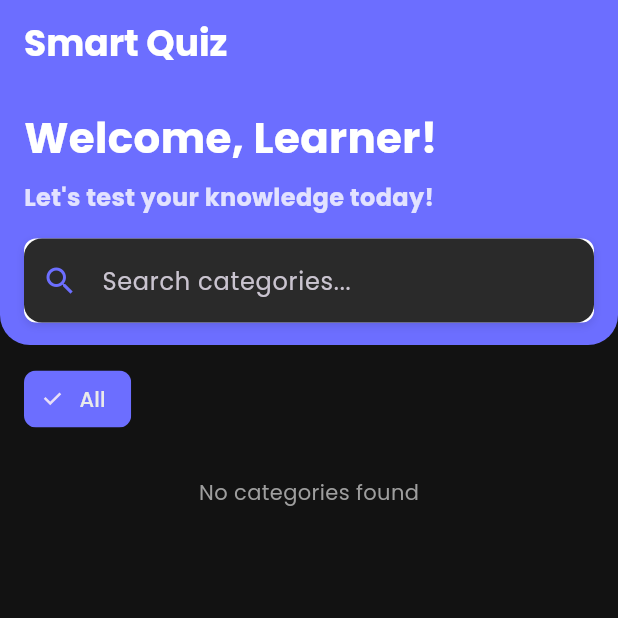
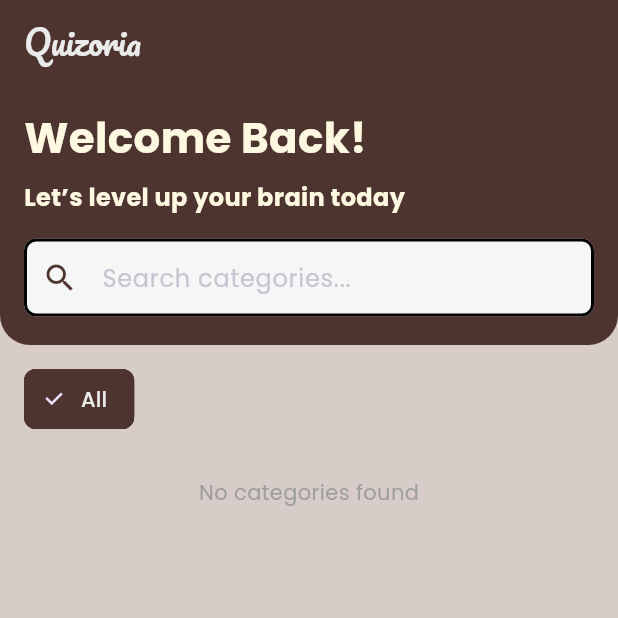
Before and after one commit to hadyaan/quizlatte-app, a Flutter app: the screen it shows after launch, on a phone screen of 412 x 824 dp, the top half of it. Run offline on Flutter 3.47's test engine with Material 3 defaults, Android fonts, the phone set to English and light mode, and no system bars; our stand-ins replace cloud_firestore, firebase_core, flutter_animate, google_fonts, percent_indicator; accounts and stored records are empty.

Commit message:
finishing, memperbaiki beberapa bug, dan menyesuaikan warna widget

```diff
--- a/lib/main.dart
+++ b/lib/main.dart
@@ -18,7 +18,7 @@ class MyApp extends StatelessWidget {
   Widget build(BuildContext context) {
     return MaterialApp(
       debugShowCheckedModeBanner: false,
-      title: "Smart Quiz",
+      title: "Quizoria",
       theme: AppTheme.theme,
       home: HomeScreen(),
     );
--- a/lib/theme/theme.dart
+++ b/lib/theme/theme.dart
@@ -2,23 +2,18 @@ import 'package:flutter/material.dart';
 import 'package:google_fonts/google_fonts.dart';
 
 class AppTheme {
-  static const Color primaryColor = Color(0xFF6C6EFF); // Tetap ungu
-  static const Color secondaryColor = Color(0xFF32CD32); // Tetap hijau
-
-  // 🌌 Warna dark mode
-  static const Color backgroundColor = Color(
-    0xFF121212,
-  ); // Latar belakang utama
-  static const Color cardColor = Color.fromARGB(
-    255,
-    37,
-    37,
-    37,
-  ); // Warna kartu // opsi warna lain : 0xFF1E1E1E
-  static const Color textPrimaryColor = Color(0xFFEAEAEA); // Teks utama terang
-  static const Color textSecondaryColor = Color(
-    0xFF9E9E9E,
-  ); // Teks sekunder abu-abu
+  static const Color primaryColor = Color(0xFF6C6EFF);
+  static const Color secondaryColor = Color(0xFF32CD32);
+  static const Color backgroundColor = Color(0xFF121212);
+  static const Color cardColor = Color.fromARGB(255, 37, 37, 37);
+  static const Color textPrimaryColor = Color(0xFFEAEAEA);
+  static const Color textSecondaryColor = Color(0xFF9E9E9E);
+  static const Color primaryHome = Color(0xFF4E342E);
+  static const Color secondaryHome = Color(0xFFFBBF24);
+  static const Color backgroundHome = Color(0xFFD7CCC8);
+  static const Color surfaceHome = Color(0xFFF6F6F6);
+  static const Color accentHome = Color(0xFF4ECDC4);
+  static const Color textHome = Color(0xFF2B2B2B);
 
   static ThemeData get theme {
     return ThemeData(
@@ -37,7 +32,7 @@ class AppTheme {
         iconTheme: IconThemeData(color: textPrimaryColor),
       ),
       cardTheme: CardThemeData(
-        color: cardColor,
+        color: surfaceHome,
         elevation: 2,
         shape: RoundedRectangleBorder(borderRadius: BorderRadius.circular(16)),
       ),
--- a/lib/view/user/home_screen.dart
+++ b/lib/view/user/home_screen.dart
@@ -2,8 +2,9 @@ import 'package:cloud_firestore/cloud_firestore.dart';
 import 'package:flutter/material.dart';
 import 'package:flutter_animate/flutter_animate.dart';
 import 'package:quiz/model/category.dart';
-import 'package:quiz/theme/theme.dart';
+import 'package:quiz/theme/theme.dart'; // Pastikan AppTheme.surfaceHome dan AppTheme.backgroundColor didefinisikan dengan baik di sini
 import 'package:quiz/view/user/category_screen.dart';
+import 'package:google_fonts/google_fonts.dart';
 
 class HomeScreen extends StatefulWidget {
   const HomeScreen({super.key});
@@ -19,12 +20,20 @@ class _HomeScreenState extends State<HomeScreen> {
 
   List<String> _categoryFilters = ['All'];
   String _selectedFilter = "All";
+  late FocusNode _searchFocusNode;
 
   @override
   void initState() {
     // TODO: implement initState
     super.initState();
     _fetchCategories();
+    _searchFocusNode = FocusNode();
+  }
+
+  @override
+  void dispose() {
+    _searchFocusNode.dispose();
+    super.dispose();
   }
 
   Future<void> _fetchCategories() async {
@@ -66,7 +75,8 @@ class _HomeScreenState extends State<HomeScreen> {
   @override
   Widget build(BuildContext context) {
     return Scaffold(
-      backgroundColor: AppTheme.backgroundColor,
+      backgroundColor:
+          AppTheme.backgroundHome, // Warna latar belakang scaffolding
       body: CustomScrollView(
         slivers: [
           SliverAppBar(
@@ -74,7 +84,7 @@ class _HomeScreenState extends State<HomeScreen> {
             pinned: true,
             floating: true,
             centerTitle: false,
-            backgroundColor: AppTheme.primaryColor,
+            backgroundColor: AppTheme.primaryHome, // Warna coklat gelap
             elevation: 0,
             shape: RoundedRectangleBorder(
               borderRadius: BorderRadius.only(
@@ -83,12 +93,13 @@ class _HomeScreenState extends State<HomeScreen> {
               ),
             ),
             title: Text(
-              "Smart Quiz",
-              style: TextStyle(
-                fontSize: 24,
-                fontWeight: FontWeight.bold,
-                color: Colors.white,
-              ),
+              "Quizoria",
+              style: GoogleFonts.pacifico(),
+              // TextStyle(
+              //   fontSize: 24,
+              //   fontWeight: FontWeight.bold,
+              //   color: Colors.white,
+              // ),
             ),
             flexibleSpace: FlexibleSpaceBar(
               background: SafeArea(
@@ -101,26 +112,27 @@ class _HomeScreenState extends State<HomeScreen> {
                         crossAxisAlignment: CrossAxisAlignment.start,
                         children: [
                           Text(
-                            "Welcome, Learner!",
+                            "Welcome Back!",
                             style: TextStyle(
                               fontSize: 28,
                               fontWeight: FontWeight.bold,
-                              color: Colors.white,
+                              color: Color(0xFFFFF8E1), // Krem Muda
                             ),
                           ),
                           SizedBox(height: 8),
                           Text(
-                            "Let's test your knowledge today!",
+                            "Let’s level up your brain today",
                             style: TextStyle(
                               fontSize: 16,
                               fontWeight: FontWeight.bold,
-                              color: Colors.white.withOpacity(0.8),
+                              color: Color(0xFFFFF8E1), // Krem Muda
                             ),
                           ),
                           SizedBox(height: 16),
-                          Container(
+                          ClipRRect(
+                            borderRadius: BorderRadius.circular(8),
+                            child: Container(
                               decoration: BoxDecoration(
-                              color: Colors.white,
                                 borderRadius: BorderRadius.circular(8),
                                 boxShadow: [
                                   BoxShadow(
@@ -132,12 +144,17 @@ class _HomeScreenState extends State<HomeScreen> {
                               ),
                               child: TextField(
                                 controller: _searchController,
+                                focusNode: _searchFocusNode,
                                 onChanged: (value) => _filterCategories(value),
                                 decoration: InputDecoration(
+                                  fillColor: AppTheme
+                                      .surfaceHome, // Warna latar belakang untuk input search
+                                  filled: true, // Penting untuk fillColor
                                   hintText: "Search categories...",
                                   prefixIcon: Icon(
                                     Icons.search,
-                                  color: AppTheme.primaryColor,
+                                    color: AppTheme
+                                        .primaryHome, // Warna coklat gelap
                                   ),
                                   suffixIcon: _searchController.text.isNotEmpty
                                       ? IconButton(
@@ -146,10 +163,24 @@ class _HomeScreenState extends State<HomeScreen> {
                                             _filterCategories('');
                                           },
                                           icon: Icon(Icons.clear),
-                                        color: AppTheme.primaryColor,
+                                          color: AppTheme.primaryHome,
                                         )
                                       : null,
-                                border: InputBorder.none,
+                                  enabledBorder: OutlineInputBorder(
+                                    // Border saat TextField tidak difokus
+                                    borderRadius: BorderRadius.circular(8),
+                                    borderSide: BorderSide(
+                                      color: Colors
+                                          .black, // Warna border saat tidak fokus
+                                      width: 2.0,
+                                    ),
+                                  ),
+                                  // border: InputBorder.none,
+                                  contentPadding: EdgeInsets.symmetric(
+                                    horizontal: 16,
+                                    vertical: 14,
+                                  ),
+                                ),
                               ),
                             ),
                           ),
@@ -166,6 +197,7 @@ class _HomeScreenState extends State<HomeScreen> {
             child: Container(
               margin: EdgeInsets.all(16),
               height: 40,
+
               child: ListView.builder(
                 scrollDirection: Axis.horizontal,
                 itemCount: _categoryFilters.length,
@@ -174,18 +206,27 @@ class _HomeScreenState extends State<HomeScreen> {
                   return Padding(
                     padding: EdgeInsets.only(right: 8),
                     child: ChoiceChip(
-                      // <----------- filter box scroll horizontal
                       label: Text(
                         filter,
                         style: TextStyle(
                           color: _selectedFilter == filter
-                              ? AppTheme.textPrimaryColor
-                              : Colors.black,
+                              ? AppTheme
+                                    .textPrimaryColor // Warna teks untuk selected filter
+                              : AppTheme
+                                    .backgroundColor, // Warna teks untuk unselected filter (disarankan menggunakan warna yang kontras dengan backgroundColor chip)
                         ),
                       ),
                       selected: _selectedFilter == filter,
-                      selectedColor: AppTheme.primaryColor,
-                      backgroundColor: Colors.white,
+                      selectedColor: AppTheme.primaryHome, // Warna coklat gelap
+                      backgroundColor: AppTheme.backgroundHome,
+                      side: BorderSide(
+                        color: _selectedFilter == filter
+                            ? AppTheme
+                                  .primaryHome // warna border saat selected
+                            : AppTheme
+                                  .backgroundColor, // warna border saat tidak selected
+                        width: 2.0,
+                      ), // Warna latar belakang chip unselected (krem/beige)
                       onSelected: (bool selected) {
                         setState(() {
                           _selectedFilter = filter;
@@ -222,7 +263,7 @@ class _HomeScreenState extends State<HomeScreen> {
                       crossAxisCount: 2,
                       mainAxisSpacing: 16,
                       crossAxisSpacing: 16,
-                      childAspectRatio: 0.8,
+                      childAspectRatio: 0.6,
                     ),
                   ),
           ),
@@ -233,9 +274,13 @@ class _HomeScreenState extends State<HomeScreen> {
 
   Widget _buildCategoryCard(Category category, int index) {
     return Card(
-          elevation: 0,
+          elevation:
+              6, // Meningkatkan elevasi sedikit agar border lebih terlihat
           shape: RoundedRectangleBorder(
             borderRadius: BorderRadius.circular(16),
+            side: BorderSide(
+              width: 2.0, // Lebar border
+            ),
           ),
           child: InkWell(
             borderRadius: BorderRadius.circular(16),
@@ -248,6 +293,8 @@ class _HomeScreenState extends State<HomeScreen> {
               );
             },
             child: Container(
+              // Tambahkan warna background pada container agar card tidak transparan di dalamnya
+              // Menggunakan warna latar belakang krem/beige untuk isi card
               padding: EdgeInsets.all(16),
               child: Column(
                 mainAxisAlignment: MainAxisAlignment.center,
@@ -255,33 +302,36 @@ class _HomeScreenState extends State<HomeScreen> {
                   Container(
                     padding: EdgeInsets.all(16),
                     decoration: BoxDecoration(
-                      color: AppTheme.primaryColor.withOpacity(0.1),
+                      color: AppTheme
+                          .surfaceHome, // Warna latar belakang icon (bisa sama dengan backgroundHome atau warna lain yang kontras)
                       borderRadius: BorderRadius.circular(12),
                     ),
                     child: Icon(
                       Icons.quiz,
                       size: 48,
-                      color: AppTheme.primaryColor,
+                      color: AppTheme.primaryHome, // Warna coklat gelap
                     ),
                   ),
                   SizedBox(height: 16),
                   Text(
                     category.name,
                     style: TextStyle(
-                      fontSize: 20,
+                      fontSize: 16,
                       fontWeight: FontWeight.bold,
-                      color: AppTheme.textPrimaryColor,
+                      color: AppTheme
+                          .backgroundColor, // Menggunakan warna teks utama (misal coklat gelap atau hitam)
                     ),
                   ),
                   SizedBox(height: 16),
                   Text(
                     category.description,
                     style: TextStyle(
-                      fontSize: 14,
-                      color: AppTheme.textSecondaryColor,
+                      fontSize: 12,
+                      color: AppTheme
+                          .backgroundColor, // Menggunakan warna teks sekunder (misal abu-abu gelap)
                     ),
                     textAlign: TextAlign.center,
-                    maxLines: 2,
+                    maxLines: 3,
                     overflow: TextOverflow.ellipsis,
                   ),
                 ],
```
Also changed, not shown: lib/view/admin/admin_home_screen.dart (+9 -0 lines), lib/view/user/category_screen.dart (+56 -20 lines), lib/view/user/quiz_play_screen.dart (+28 -24 lines), lib/view/user/quiz_result_screen.dart (+12 -11 lines). Lines whose indentation alone changed are shown as unchanged.
